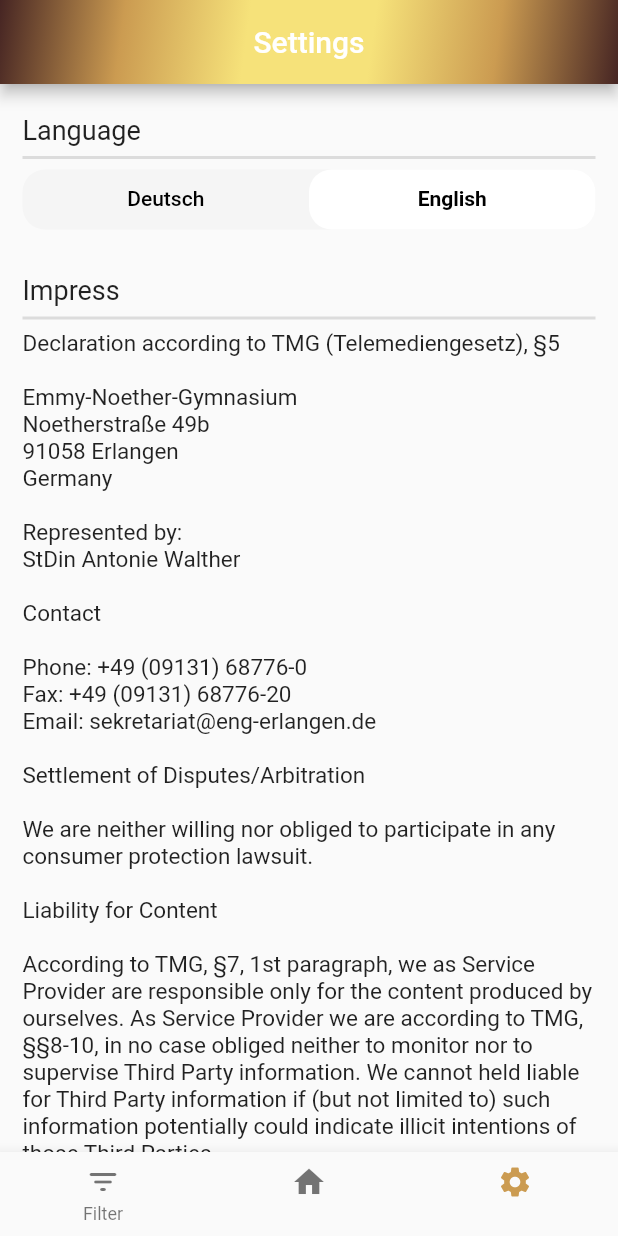
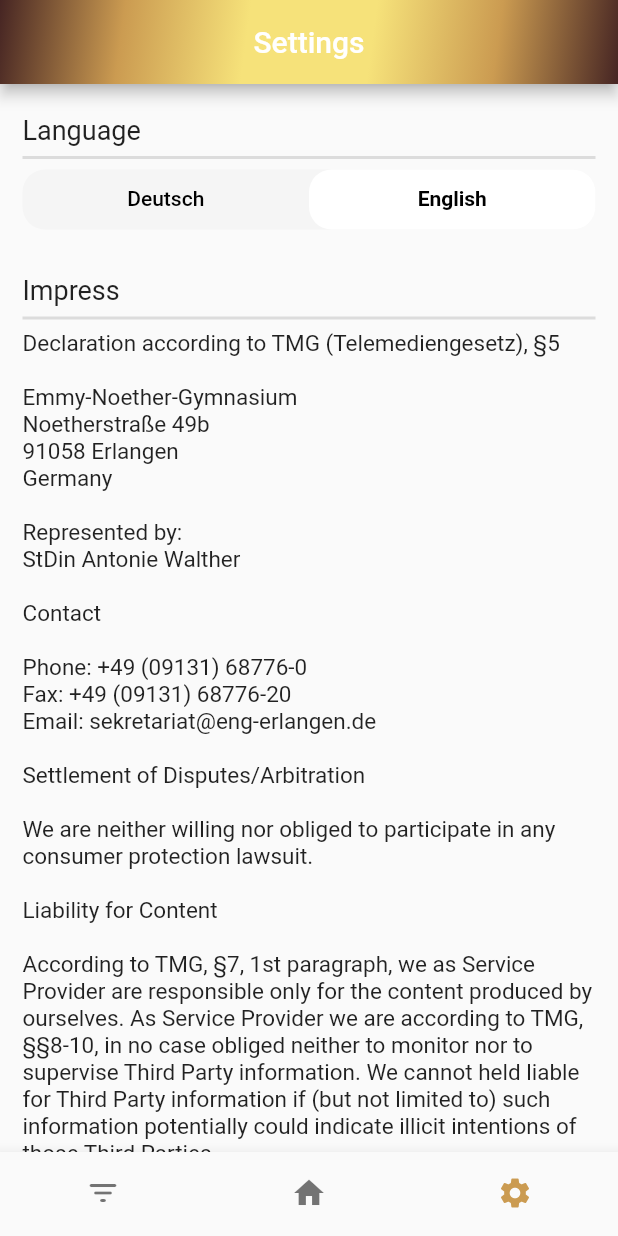
Before and after one commit to eng-stolpersteine/StolpersteineErlangen, a Flutter app: the screen it shows after launch, item 3 of the bottom bar chosen, on a phone screen of 412 x 824 dp. Run offline on Flutter 3.47's test engine with Material 2 defaults, Android fonts, the light colour scheme and no system bars; our stand-ins replace audioplayers, google_fonts, hive, hive_flutter, photo_view; accounts and stored records are empty.

Commit message:
removed bottomNav titles renamed historyTexte

```diff
--- a/StolpersteineErlangen/lib/main.dart
+++ b/StolpersteineErlangen/lib/main.dart
@@ -4,7 +4,6 @@ import 'package:StolpersteineErlangen/Providers/Providers.dart';
 import 'package:StolpersteineErlangen/Screens/FilterScreen.dart';
 import 'package:StolpersteineErlangen/Screens/MainScreen.dart';
 import 'package:StolpersteineErlangen/Screens/SettingsScreen.dart';
-import 'package:flutter/material.dart';
 import 'package:flutter/material.dart';
 import 'package:flutter/services.dart';
 import 'package:google_fonts/google_fonts.dart';
@@ -79,17 +78,6 @@ class ScreensState extends State<Screens> with SingleTickerProviderStateMixin
     });
   }
 
-  Widget _bottomNavigationbarTitel(String en, String dt)
-  {
-    return Consumer<SettingsProvider>
-    (
-      builder: (context, value, child)
-      {
-        return Text(value.english ? en : dt);
-      },
-    );
-  }
-
   BottomNavigationBar _bottomNavigationBar()
   {
     return BottomNavigationBar
@@ -97,11 +85,13 @@ class ScreensState extends State<Screens> with SingleTickerProviderStateMixin
       currentIndex: _currentScreen,
       onTap: _onItemTapped,
       selectedItemColor: BOTTOMNAVBAR_ICON_COLOR,
+      showSelectedLabels: false,
+      showUnselectedLabels: false,
       items:
       [
-        BottomNavigationBarItem(icon: Icon(Icons.filter_list_rounded), title: Text("Filter")),
-        BottomNavigationBarItem(icon: Icon(Icons.home),title: _bottomNavigationbarTitel("Home", "Haupt")),
-        BottomNavigationBarItem(icon: Icon(Icons.settings),title: _bottomNavigationbarTitel("Settings", "Einstellungen")),
+        BottomNavigationBarItem(icon: Icon(Icons.filter_list_rounded), title: Text("")),
+        BottomNavigationBarItem(icon: Icon(Icons.home), title: Text("")),
+        BottomNavigationBarItem(icon: Icon(Icons.settings), title: Text("")),
       ],
     );
   }
```
Also changed, not shown: StolpersteineErlangen/lib/Screens/MainScreen.dart (+14 -13 lines).
